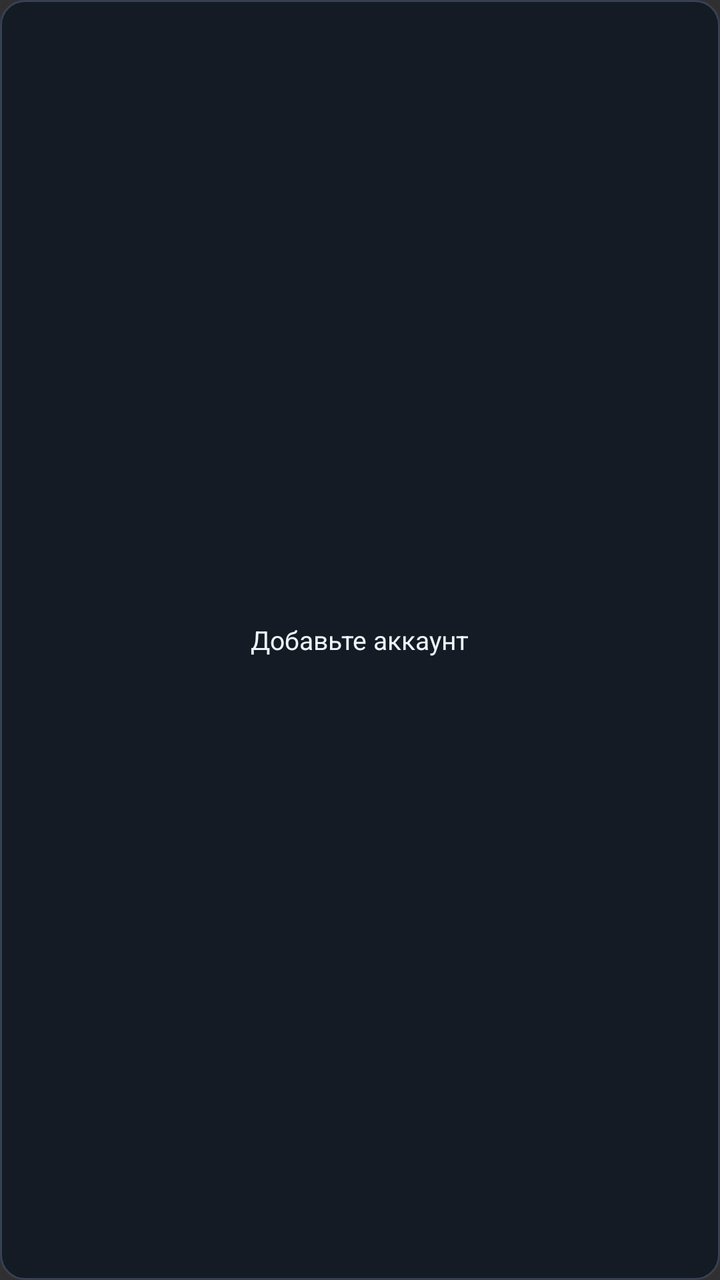
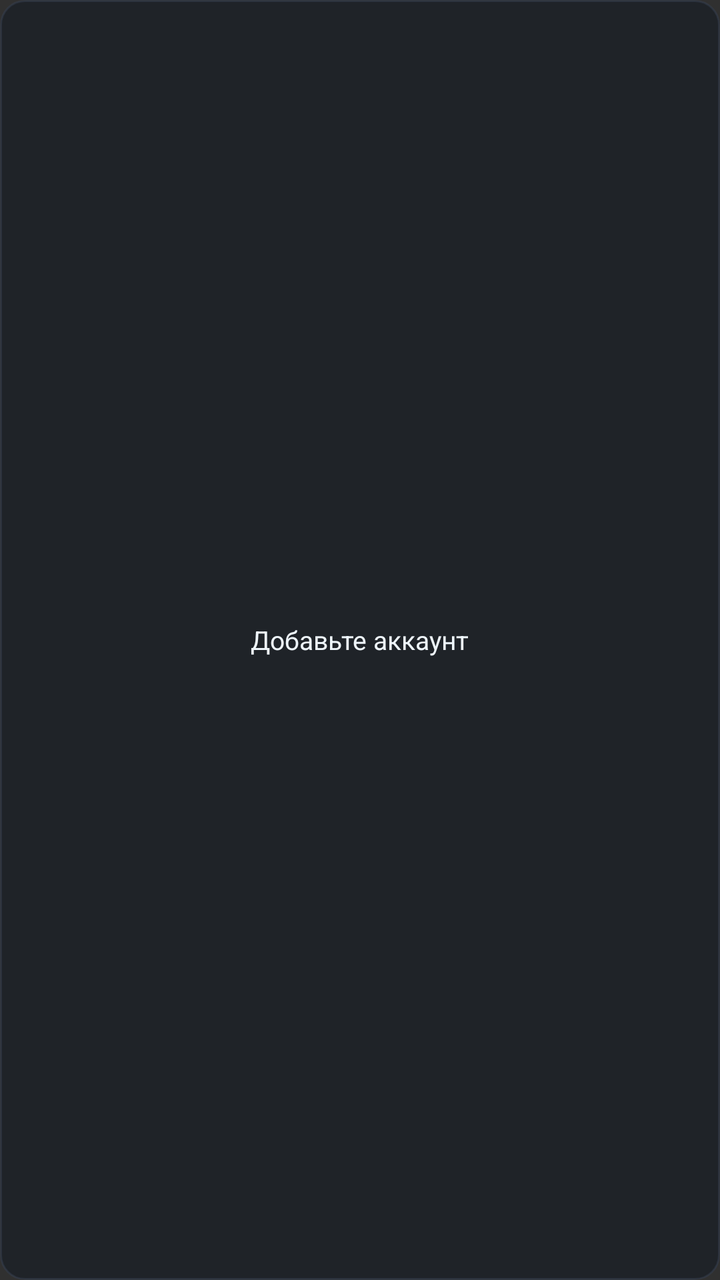

An Android layout rendered at two revisions. The XML below is the earlier revision; the diff shows what the commit changed to produce the second picture.
<!-- AndroidManifest.xml: application theme android:Theme.Material.NoActionBar -->
<!-- res/layout/widget_icons.xml -->
<LinearLayout xmlns:android="http://schemas.android.com/apk/res/android"
    android:id="@+id/widget_icons_root"
    android:layout_width="match_parent"
    android:layout_height="match_parent"
    android:orientation="horizontal"
    android:gravity="center"
    android:background="@drawable/widget_background">
    <LinearLayout
        android:id="@+id/widget_icons_list"
        android:layout_width="wrap_content"
        android:layout_height="wrap_content"
        android:orientation="horizontal" />
    <TextView
        android:id="@+id/widget_icons_overflow"
        android:layout_width="54dp"
        android:layout_height="48dp"
        android:gravity="center"
        android:textColor="#EEF5FA"
        android:textSize="16sp"
        android:visibility="gone" />
    <TextView
        android:id="@+id/widget_icons_empty"
        android:layout_width="wrap_content"
        android:layout_height="wrap_content"
        android:text="Добавьте аккаунт"
        android:textColor="#EEF5FA"
        android:textSize="13sp" />
</LinearLayout>
<!-- resources referenced by this layout -->
<resources>
  <!-- drawable widget_background (drawable) -->
  <shape xmlns:android="http://schemas.android.com/apk/res/android">
      <solid android:color="#151B24" />
      <stroke android:width="1dp" android:color="#364153" />
      <corners android:radius="12dp" />
  </shape>
</resources>

<!-- the commit's change to res/layout/widget_icons.xml (unified diff, before → after) -->
@@ -4,7 +4,7 @@
     android:layout_height="match_parent"
     android:orientation="horizontal"
     android:gravity="center"
-    android:background="@drawable/widget_background">
+    android:background="@drawable/widget_icons_background">
     <LinearLayout
         android:id="@+id/widget_icons_list"
         android:layout_width="wrap_content"
<!-- resource entries referenced after the edit -->
@@ -1,9 +1,9 @@
 <!-- resources referenced by this layout -->
 <resources>
-  <!-- drawable widget_background (drawable) -->
+  <!-- drawable widget_icons_background (drawable) -->
   <shape xmlns:android="http://schemas.android.com/apk/res/android">
-      <solid android:color="#151B24" />
-      <stroke android:width="1dp" android:color="#364153" />
+      <solid android:color="#99151B24" />
+      <stroke android:width="1dp" android:color="#80364153" />
       <corners android:radius="12dp" />
   </shape>
 </resources>
